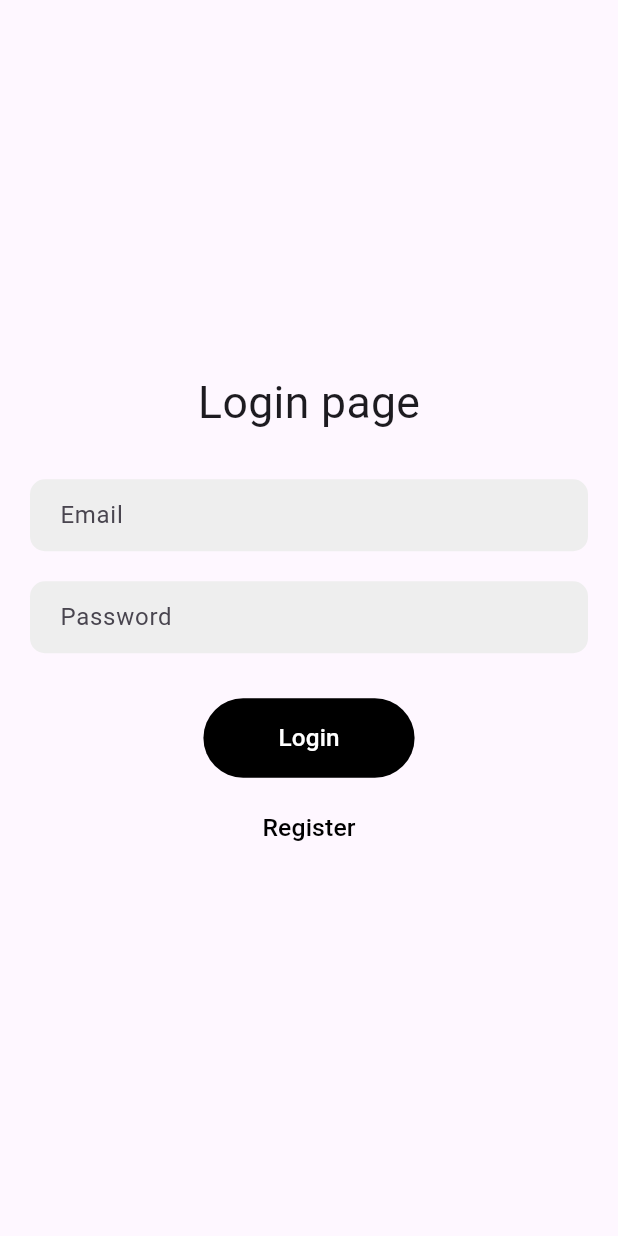
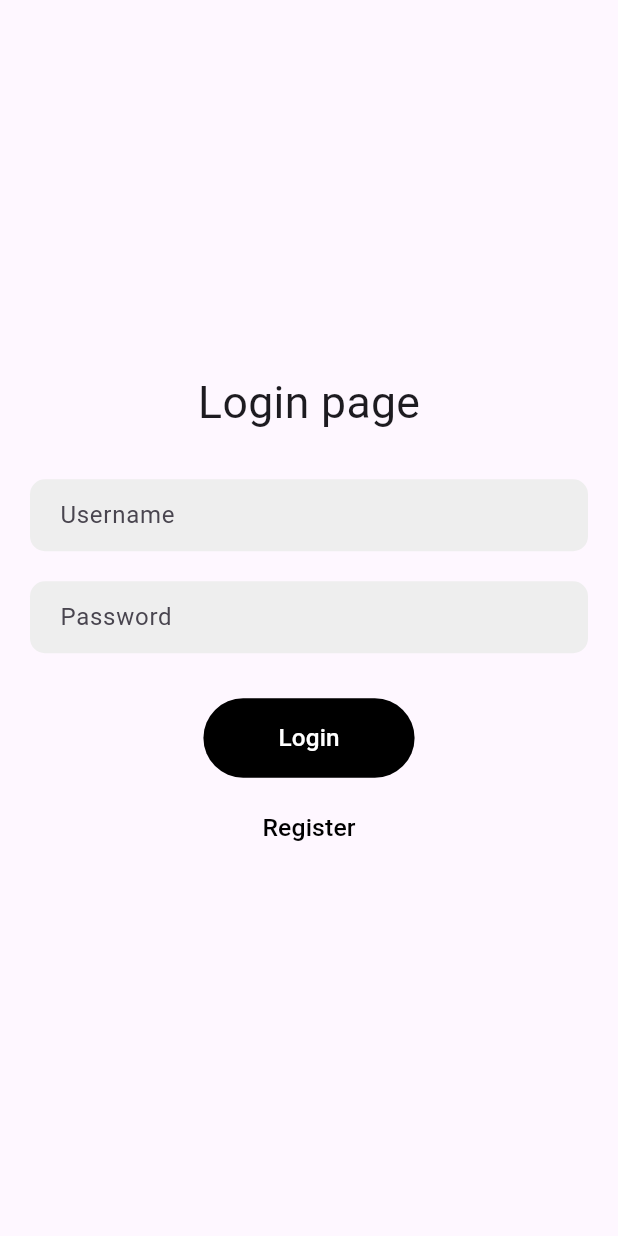
Before and after one commit to shahrukhahmed125/Flutter-form-submission-using-Laravel-api, a Flutter app: the screen it shows after launch, after a tap on "Login", on a phone screen of 412 x 824 dp. Run offline on Flutter 3.47's test engine with Material 3 defaults, Android fonts, the phone set to English and light mode, and no system bars; our stand-ins replace get, get_storage; network calls fail.

Commit message:
Login setup

```diff
--- a/formapp/lib/controllers/authentication.dart
+++ b/formapp/lib/controllers/authentication.dart
@@ -2,11 +2,16 @@ import 'dart:convert';
 
 import 'package:flutter/material.dart';
 import 'package:formapp/constants/constants.dart';
+import 'package:formapp/views/home.dart';
 import 'package:get/get.dart';
 import 'package:http/http.dart' as http;
+import 'package:get_storage/get_storage.dart';
 
 class AuthenticationController extends GetxController {
   final isLoading = false.obs;
+  final token = ''.obs;
+
+  final box = GetStorage();
 
   Future regsiter({
     required String name,
@@ -34,14 +39,65 @@ class AuthenticationController extends GetxController {
 
       if (response.statusCode == 201) {
         isLoading.value = false;
-        debugPrint(jsonDecode(response.body));
+        token.value = jsonDecode(response.body)['token'];
+        box.write('token', token.value);
+        Get.offAll(() => const HomePage());
       } else {
         isLoading.value = false;
+        Get.snackbar(
+          'Error',
+          jsonDecode(response.body)['message'],
+          snackPosition: SnackPosition.TOP,
+          backgroundColor: Colors.red,
+          colorText: Colors.white,
+        );
         debugPrint(jsonDecode(response.body));
       }
     } catch (e) {
+      isLoading.value = false;
+      print(e.toString());
+    }
+  }
+
+  Future login({
+    required String username,
+    required String password,
+  }) async {
+    try {
+      isLoading.value = true;
+
+      var data = {
+        'username': username,
+        'password': password,
+      };
+
+      var response = await http.post(
+        Uri.parse('${url}login'),
+        headers: {
+          'Accept': 'application/json',
+        },
+        body: data,
+      );
+
+      if (response.statusCode == 200) {
         isLoading.value = false;
-        print(e.toString());
+        token.value = jsonDecode(response.body)['token'];
+        box.write('token', token.value);
+        Get.offAll(() => const HomePage());
+      } else {
+        isLoading.value = false;
+        Get.snackbar(
+          'Error',
+          jsonDecode(response.body)['message'],
+          snackPosition: SnackPosition.TOP,
+          backgroundColor: Colors.red,
+          colorText: Colors.white,
+        );
+        debugPrint(jsonDecode(response.body));
+      }
+    } catch (e) {
+      isLoading.value = false;
+      print(e.toString());
     }
   }
 }
--- a/formapp/lib/views/login_page.dart
+++ b/formapp/lib/views/login_page.dart
@@ -1,4 +1,5 @@
 import 'package:flutter/material.dart';
+import 'package:formapp/controllers/authentication.dart';
 import 'package:formapp/views/register_page.dart';
 import 'package:formapp/views/widgets/input_widget.dart';
 import 'package:get/get.dart';
@@ -11,8 +12,9 @@ class LoginPage extends StatefulWidget {
 }
 
 class _LoginPageState extends State<LoginPage> {
-  final TextEditingController _emailController = TextEditingController();
+  final TextEditingController _usernameController = TextEditingController();
   final TextEditingController _passwordController = TextEditingController();
+  final AuthenticationController _authenticationController = Get.put(AuthenticationController());
 
   @override
   Widget build(BuildContext context) {
@@ -32,9 +34,9 @@ class _LoginPageState extends State<LoginPage> {
                 height: 30,
               ),
               InputWidget(
-                hintText: 'Email',
+                hintText: 'Username',
                 obscureText: false,
-                controller: _emailController,
+                controller: _usernameController,
               ),
               const SizedBox(
                 height: 20,
@@ -54,10 +56,23 @@ class _LoginPageState extends State<LoginPage> {
                     elevation: 0,
                     padding: const EdgeInsets.symmetric(
                         horizontal: 50, vertical: 15)),
-                onPressed: () {},
-                child: const Text(
-                  'Login',
-                  style: TextStyle(fontSize: 18 * 0.90),
+                onPressed: () async {
+                  await _authenticationController.login(
+                      username: _usernameController.text.trim(),
+                      password: _passwordController.text.trim(),
+                    );
+                },
+                child: Obx((){
+                    return _authenticationController.isLoading.value ?
+                    const CircularProgressIndicator(
+                      color: Colors.white,
+                    ):
+
+                    const Text(
+                      'Login',
+                      style: TextStyle(fontSize: 18 * 0.90),
+                    );
+                  }
                 ),
               ),
               const SizedBox(
--- a/formapp/pubspec.yaml
+++ b/formapp/pubspec.yaml
@@ -31,7 +31,7 @@ dependencies:
   flutter:
     sdk: flutter
   get: ^4.6.6
-
+  get_storage: ^2.0.3
   # The following adds the Cupertino Icons font to your application.
   # Use with the CupertinoIcons class for iOS style icons.
   cupertino_icons: ^1.0.8
```
Also changed, not shown: formapp/lib/views/home.dart (added, +19 -0 lines), formapp/formapp_icon.png (added), formapp/pubspec.lock, 1 other file.
